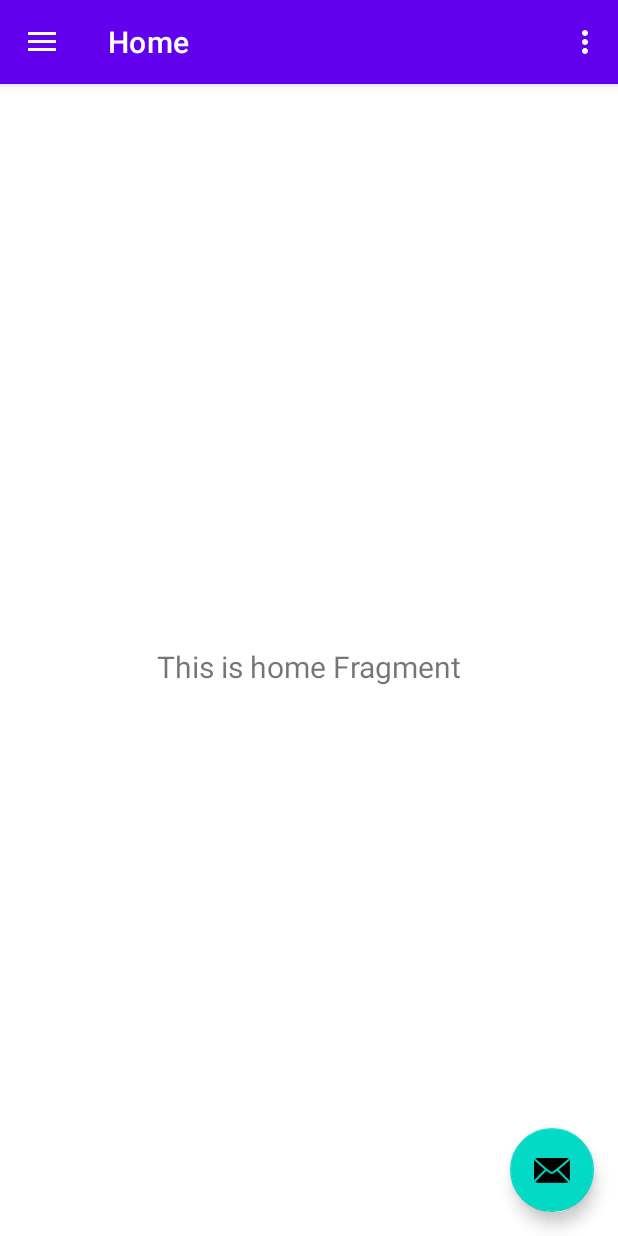
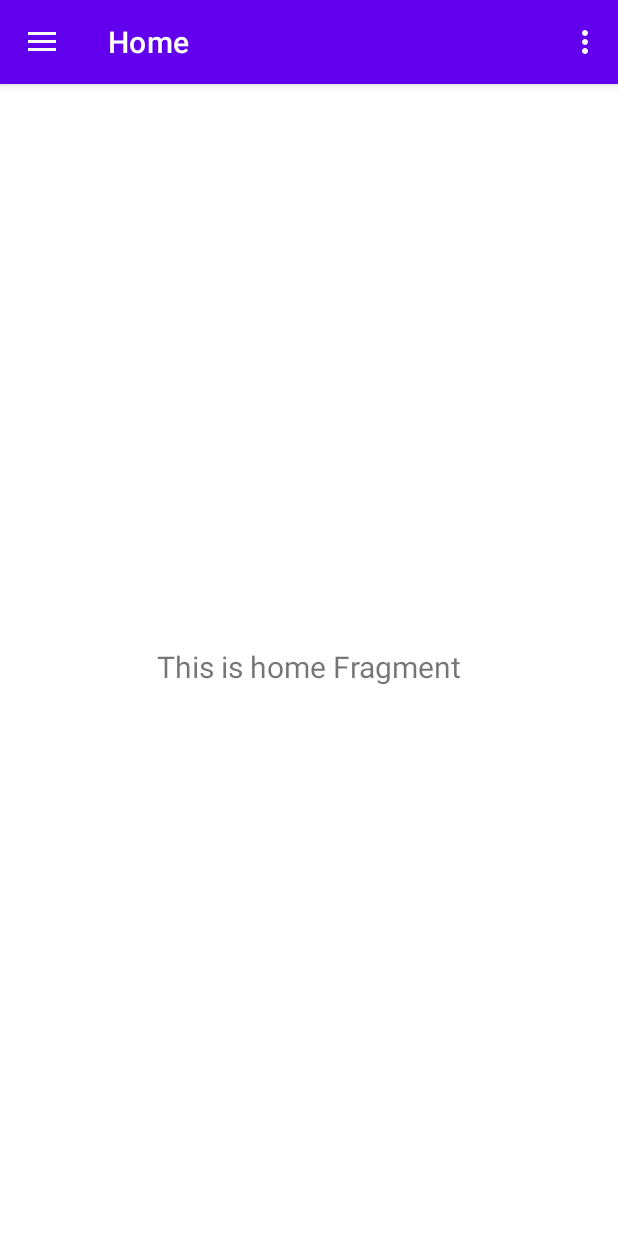
Before and after one commit to ikiugu/kitty, an Android app: the screen it shows after launch (KittyActivity), on a phone screen of 412 x 824 dp. Run offline under Robolectric (Android 15) with nearby library versions, the phone set to English and light mode, and no system bars; our stand-ins replace Timber, navigation-ui.

Commit message:
file rename and deletion

```diff
--- a/app/src/main/java/com/ikiugu/kitty/ui/KittyActivity.kt
+++ b/app/src/main/java/com/ikiugu/kitty/ui/KittyActivity.kt
@@ -12,42 +12,36 @@ import androidx.navigation.ui.setupWithNavController
 import androidx.drawerlayout.widget.DrawerLayout
 import androidx.appcompat.app.AppCompatActivity
 import com.ikiugu.kitty.R
-import com.ikiugu.kitty.databinding.ActivityMainBinding
+import com.ikiugu.kitty.databinding.ActivityKittyBinding
+import com.ikiugu.kitty.helpers.Constants
 import timber.log.Timber
 
 class KittyActivity : AppCompatActivity() {
 
     private lateinit var appBarConfiguration: AppBarConfiguration
-    private lateinit var binding: ActivityMainBinding
+    private lateinit var binding: ActivityKittyBinding
 
     override fun onCreate(savedInstanceState: Bundle?) {
         super.onCreate(savedInstanceState)
 
-        binding = ActivityMainBinding.inflate(layoutInflater)
+        binding = ActivityKittyBinding.inflate(layoutInflater)
         setContentView(binding.root)
 
         setSupportActionBar(binding.appBarMain.toolbar)
 
-        binding.appBarMain.fab.setOnClickListener { view ->
-            Snackbar.make(view, "Replace with your own action", Snackbar.LENGTH_LONG)
-                    .setAction("Action", null).show()
-        }
         val drawerLayout: DrawerLayout = binding.drawerLayout
         val navView: NavigationView = binding.navView
         val navController = findNavController(R.id.nav_host_fragment_content_main)
-        // Passing each menu ID as a set of Ids because each
-        // menu should be considered as top level destinations.
         appBarConfiguration = AppBarConfiguration(setOf(
-            R.id.nav_home, R.id.nav_gallery, R.id.nav_slideshow
+            R.id.nav_home
         ), drawerLayout)
         setupActionBarWithNavController(navController, appBarConfiguration)
         navView.setupWithNavController(navController)
 
-        Timber.i("Main Activity running")
+        Timber.i("Kitty Activity running")
     }
 
     override fun onCreateOptionsMenu(menu: Menu): Boolean {
-        // Inflate the menu; this adds items to the action bar if it is present.
         menuInflater.inflate(R.menu.main, menu)
         return true
     }
--- a/app/src/main/java/com/ikiugu/kitty/ui/home/HomeFragment.kt
+++ b/app/src/main/java/com/ikiugu/kitty/ui/home/HomeFragment.kt
@@ -15,9 +15,6 @@ class HomeFragment : Fragment() {
 
     private lateinit var homeViewModel: HomeViewModel
     private var _binding: FragmentHomeBinding? = null
-
-    // This property is only valid between onCreateView and
-    // onDestroyView.
     private val binding get() = _binding!!
 
     override fun onCreateView(
@@ -32,7 +29,7 @@ class HomeFragment : Fragment() {
         val root: View = binding.root
 
         val textView: TextView = binding.textHome
-        homeViewModel.text.observe(viewLifecycleOwner, Observer {
+        homeViewModel.text.observe(viewLifecycleOwner, {
             textView.text = it
         })
         return root
--- /dev/null
+++ b/app/src/main/res/drawable/ic_home.xml
@@ -0,0 +1,10 @@
+<vector xmlns:android="http://schemas.android.com/apk/res/android"
+    android:width="24dp"
+    android:height="24dp"
+    android:viewportWidth="24"
+    android:viewportHeight="24"
+    android:tint="?attr/colorControlNormal">
+  <path
+      android:fillColor="@android:color/white"
+      android:pathData="M10,20v-6h4v6h5v-8h3L12,3 2,12h3v8z"/>
+</vector>
--- a/app/src/main/res/drawable/ic_menu_camera.xml
+++ /dev/null
@@ -1,12 +0,0 @@
-<vector xmlns:android="http://schemas.android.com/apk/res/android"
-    android:width="24dp"
-    android:height="24dp"
-    android:viewportWidth="24.0"
-    android:viewportHeight="24.0">
-    <path
-        android:fillColor="#FF000000"
-        android:pathData="M12,12m-3.2,0a3.2,3.2 0,1 1,6.4 0a3.2,3.2 0,1 1,-6.4 0" />
-    <path
-        android:fillColor="#FF000000"
-        android:pathData="M9,2L7.17,4H4c-1.1,0 -2,0.9 -2,2v12c0,1.1 0.9,2 2,2h16c1.1,0 2,-0.9 2,-2V6c0,-1.1 -0.9,-2 -2,-2h-3.17L15,2H9zm3,15c-2.76,0 -5,-2.24 -5,-5s2.24,-5 5,-5 5,2.24 5,5 -2.24,5 -5,5z" />
-</vector>
--- a/app/src/main/res/drawable/ic_menu_gallery.xml
+++ /dev/null
@@ -1,9 +0,0 @@
-<vector xmlns:android="http://schemas.android.com/apk/res/android"
-    android:width="24dp"
-    android:height="24dp"
-    android:viewportWidth="24.0"
-    android:viewportHeight="24.0">
-    <path
-        android:fillColor="#FF000000"
-        android:pathData="M22,16V4c0,-1.1 -0.9,-2 -2,-2H8c-1.1,0 -2,0.9 -2,2v12c0,1.1 0.9,2 2,2h12c1.1,0 2,-0.9 2,-2zm-11,-4l2.03,2.71L16,11l4,5H8l3,-4zM2,6v14c0,1.1 0.9,2 2,2h14v-2H4V6H2z" />
-</vector>
--- a/app/src/main/res/drawable/ic_menu_slideshow.xml
+++ /dev/null
@@ -1,9 +0,0 @@
-<vector xmlns:android="http://schemas.android.com/apk/res/android"
-    android:width="24dp"
-    android:height="24dp"
-    android:viewportWidth="24.0"
-    android:viewportHeight="24.0">
-    <path
-        android:fillColor="#FF000000"
-        android:pathData="M4,6H2v14c0,1.1 0.9,2 2,2h14v-2H4V6zm16,-4H8c-1.1,0 -2,0.9 -2,2v12c0,1.1 0.9,2 2,2h12c1.1,0 2,-0.9 2,-2V4c0,-1.1 -0.9,-2 -2,-2zm-8,12.5v-9l6,4.5 -6,4.5z" />
-</vector>
--- a/app/src/main/res/layout/app_bar_main.xml
+++ b/app/src/main/res/layout/app_bar_main.xml
@@ -22,13 +22,4 @@
 
     <include layout="@layout/content_main" />
 
-    <com.google.android.material.floatingactionbutton.FloatingActionButton
-        android:id="@+id/fab"
-        android:layout_width="wrap_content"
-        android:layout_height="wrap_content"
-        android:layout_gravity="bottom|end"
-        android:layout_marginEnd="@dimen/fab_margin"
-        android:layout_marginBottom="16dp"
-        app:srcCompat="@android:drawable/ic_dialog_email" />
-
 </androidx.coordinatorlayout.widget.CoordinatorLayout>
--- a/app/src/main/res/menu/activity_main_drawer.xml
+++ b/app/src/main/res/menu/activity_main_drawer.xml
@@ -6,15 +6,7 @@
     <group android:checkableBehavior="single">
         <item
             android:id="@+id/nav_home"
-            android:icon="@drawable/ic_menu_camera"
+            android:icon="@drawable/ic_home"
             android:title="@string/menu_home" />
-        <item
-            android:id="@+id/nav_gallery"
-            android:icon="@drawable/ic_menu_gallery"
-            android:title="@string/menu_gallery" />
-        <item
-            android:id="@+id/nav_slideshow"
-            android:icon="@drawable/ic_menu_slideshow"
-            android:title="@string/menu_slideshow" />
     </group>
 </menu>
--- a/app/src/main/res/navigation/mobile_navigation.xml
+++ b/app/src/main/res/navigation/mobile_navigation.xml
@@ -11,15 +11,4 @@
         android:label="@string/menu_home"
         tools:layout="@layout/fragment_home" />
 
-    <fragment
-        android:id="@+id/nav_gallery"
-        android:name="com.ikiugu.kitty.ui.gallery.GalleryFragment"
-        android:label="@string/menu_gallery"
-        tools:layout="@layout/fragment_gallery" />
-
-    <fragment
-        android:id="@+id/nav_slideshow"
-        android:name="com.ikiugu.kitty.ui.slideshow.SlideshowFragment"
-        android:label="@string/menu_slideshow"
-        tools:layout="@layout/fragment_slideshow" />
 </navigation>
```
Also changed, not shown: app/src/main/java/com/ikiugu/kitty/ui/gallery/GalleryFragment.kt (deleted, +0 -45 lines), app/src/main/java/com/ikiugu/kitty/ui/gallery/GalleryViewModel.kt (deleted, +0 -13 lines), app/src/main/java/com/ikiugu/kitty/ui/slideshow/SlideshowFragment.kt (deleted, +0 -45 lines), app/src/main/java/com/ikiugu/kitty/ui/slideshow/SlideshowViewModel.kt (deleted, +0 -13 lines), app/src/main/res/layout/fragment_gallery.xml (deleted, +0 -22 lines), app/src/main/res/layout/fragment_slideshow.xml (deleted, +0 -22 lines), app/src/main/res/layout/activity_kitty.xml (renamed from app/src/main/res/layout/activity_main.xml).
